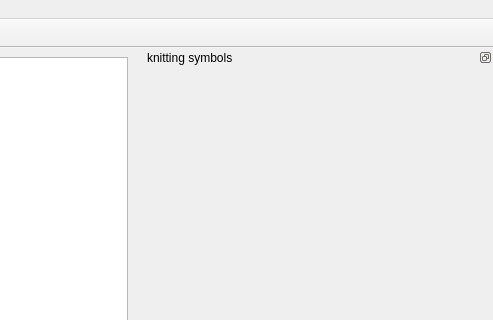
haskelladdict/sconcho, file gui/ui/mainWindow.ui: the form before one commit; both pictures show x 644 to 1137 and y 0 to 320 of the 1137 by 777 pixel window.
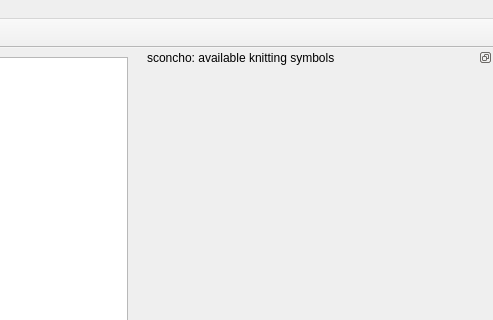
The form after the commit. Icons and pictures are not drawn.

Diff of the .ui file:
```diff
--- a/gui/ui/mainWindow.ui
+++ b/gui/ui/mainWindow.ui
@@ -138,7 +138,7 @@
     <set>QDockWidget::DockWidgetFloatable|QDockWidget::DockWidgetMovable</set>
    </property>
    <property name="windowTitle">
-    <string>knitting symbols</string>
+    <string>sconcho: available knitting symbols</string>
    </property>
    <attribute name="dockWidgetArea">
     <number>2</number>
```
Left out of the diff: 2 changed lines with no effect on the pictures.
